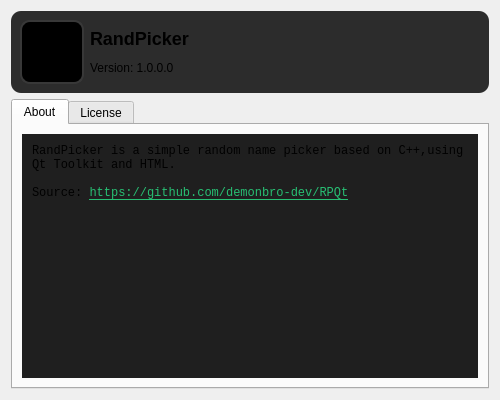
Above: ui/aboutdialog.ui from demonbro-dev/RPQt before the change. Below: the same form after it.
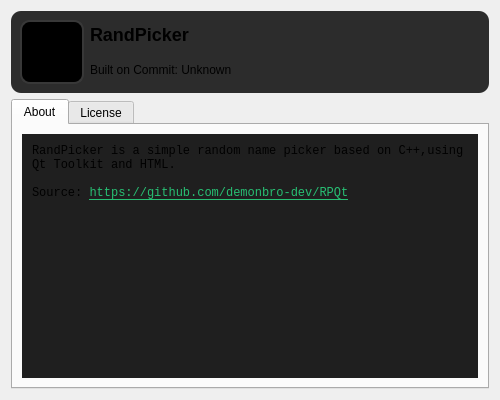
That is the form after the change. Icons and pictures are not drawn.

Commit message: Add commit display feature

The edit to the form file:
```diff
--- a/ui/aboutdialog.ui
+++ b/ui/aboutdialog.ui
@@ -72,9 +72,11 @@
        </widget>
       </item>
       <item>
+       <layout class="QVBoxLayout" name="verticalLayout_4">
+        <item>
        <widget class="QLabel" name="titleLabel">
         <property name="text">
-         <string notr="true">&lt;html&gt;&lt;head/&gt;&lt;body&gt;&lt;h2 style=&quot; margin-top:16px; margin-bottom:12px; margin-left:0px; margin-right:0px; -qt-block-indent:0; text-indent:0px;&quot;&gt;&lt;span style=&quot; font-size:x-large; font-weight:700;&quot;&gt;RandPicker&lt;/span&gt;&lt;/h2&gt;&lt;p&gt;Version: 1.0.0.0&lt;/p&gt;&lt;/body&gt;&lt;/html&gt;</string>
+           <string notr="true">&lt;html&gt;&lt;head/&gt;&lt;body&gt;&lt;h2 style=&quot; margin-top:16px; margin-bottom:12px; margin-left:0px; margin-right:0px; -qt-block-indent:0; text-indent:0px;&quot;&gt;&lt;span style=&quot; font-size:x-large; font-weight:700;&quot;&gt;RandPicker&lt;/span&gt;&lt;/h2&gt;&lt;/body&gt;&lt;/html&gt;</string>
         </property>
         <property name="scaledContents">
          <bool>false</bool>
@@ -83,6 +85,30 @@
          <set>Qt::AlignmentFlag::AlignLeading|Qt::AlignmentFlag::AlignLeft|Qt::AlignmentFlag::AlignVCenter</set>
         </property>
        </widget>
+        </item>
+        <item>
+         <widget class="QLabel" name="commitLabel">
+          <property name="sizePolicy">
+           <sizepolicy hsizetype="Preferred" vsizetype="Minimum">
+            <horstretch>0</horstretch>
+            <verstretch>0</verstretch>
+           </sizepolicy>
+          </property>
+          <property name="text">
+           <string notr="true">Built on Commit: Unknown</string>
+          </property>
+          <property name="scaledContents">
+           <bool>false</bool>
+          </property>
+          <property name="openExternalLinks">
+           <bool>true</bool>
+          </property>
+          <property name="textInteractionFlags">
+           <set>Qt::TextInteractionFlag::LinksAccessibleByMouse</set>
+          </property>
+         </widget>
+        </item>
+       </layout>
       </item>
      </layout>
     </widget>
```
Lines whose indentation alone changed are shown as unchanged. The commit also changes 5 other files.
